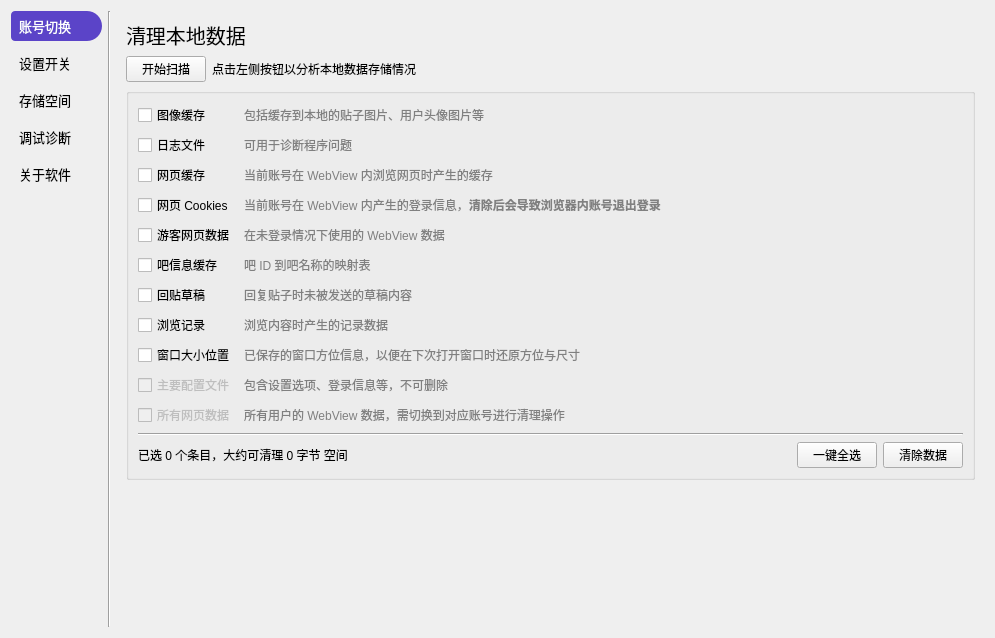
Before: the Qt Designer form src/resf/settings.ui in clb-128258/TiebaDesktop, drawn with Qt 5.
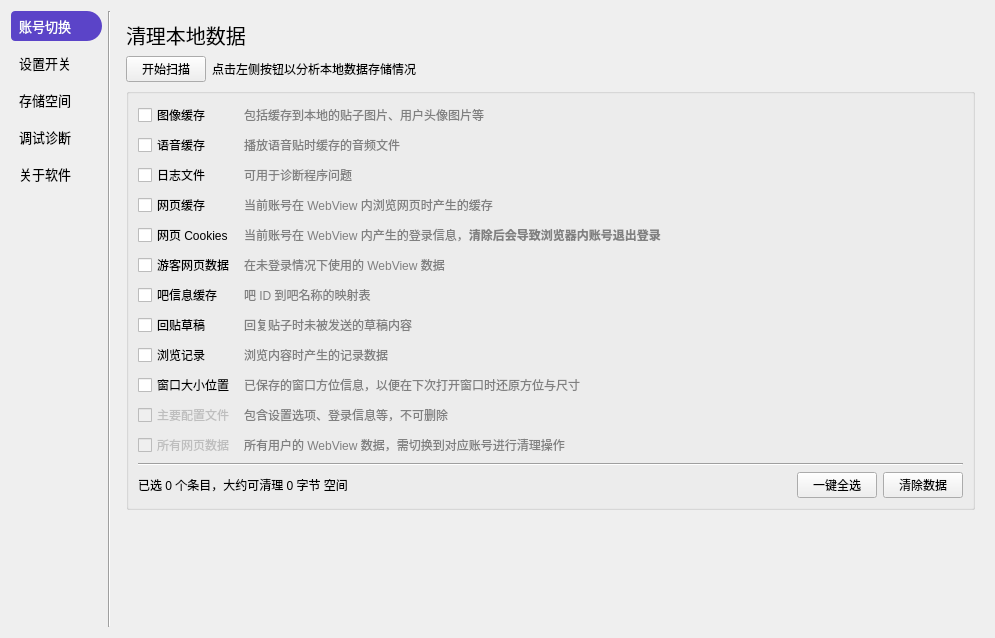
After: the same form once the commit is applied. The open tabs and pages were chosen to show the change.

Commit message: feat: 语音数据本地缓存

Patch:
```diff
--- a/src/resf/settings.ui
+++ b/src/resf/settings.ui
@@ -3197,8 +3197,8 @@
            <rect>
             <x>0</x>
             <y>0</y>
-            <width>556</width>
-            <height>335</height>
+            <width>853</width>
+            <height>570</height>
            </rect>
           </property>
           <layout class="QGridLayout" name="gridLayout_31">
@@ -3292,89 +3292,7 @@
                 <property name="horizontalSpacing">
                  <number>9</number>
                 </property>
-                <item row="5" column="0">
-                 <widget class="QCheckBox" name="checkBox_10">
-                  <property name="enabled">
-                   <bool>true</bool>
-                  </property>
-                  <property name="text">
-                   <string>吧信息缓存</string>
-                  </property>
-                 </widget>
-                </item>
-                <item row="6" column="0" rowspan="2">
-                 <widget class="QCheckBox" name="checkBox_18">
-                  <property name="enabled">
-                   <bool>true</bool>
-                  </property>
-                  <property name="text">
-                   <string>回贴草稿</string>
-                  </property>
-                 </widget>
-                </item>
-                <item row="4" column="1">
-                 <widget class="QLabel" name="label_31">
-                  <property name="font">
-                   <font>
-                    <pointsize>9</pointsize>
-                   </font>
-                  </property>
-                  <property name="styleSheet">
-                   <string notr="true">QLabel{color: grey;}</string>
-                  </property>
-                  <property name="text">
-                   <string>在未登录情况下使用的 WebView 数据</string>
-                  </property>
-                 </widget>
-                </item>
-                <item row="13" column="1">
-                 <widget class="QLabel" name="label_33">
-                  <property name="font">
-                   <font>
-                    <pointsize>9</pointsize>
-                   </font>
-                  </property>
-                  <property name="styleSheet">
-                   <string notr="true">QLabel{color: grey;}</string>
-                  </property>
-                  <property name="text">
-                   <string>所有用户的 WebView 数据，需切换到对应账号进行清理操作</string>
-                  </property>
-                 </widget>
-                </item>
-                <item row="0" column="0">
-                 <widget class="QCheckBox" name="checkBox_4">
-                  <property name="text">
-                   <string>图像缓存</string>
-                  </property>
-                 </widget>
-                </item>
-                <item row="3" column="1">
-                 <widget class="QLabel" name="label_28">
-                  <property name="font">
-                   <font>
-                    <pointsize>9</pointsize>
-                   </font>
-                  </property>
-                  <property name="styleSheet">
-                   <string notr="true">QLabel{color: grey;}</string>
-                  </property>
-                  <property name="text">
-                   <string>&lt;html&gt;&lt;head/&gt;&lt;body&gt;&lt;p&gt;当前账号在 WebView 内产生的登录信息，&lt;span style=&quot; font-weight:700;&quot;&gt;清除后会导致浏览器内账号退出登录&lt;/span&gt;&lt;/p&gt;&lt;/body&gt;&lt;/html&gt;</string>
-                  </property>
-                 </widget>
-                </item>
-                <item row="8" column="0" rowspan="2">
-                 <widget class="QCheckBox" name="checkBox_19">
-                  <property name="enabled">
-                   <bool>true</bool>
-                  </property>
-                  <property name="text">
-                   <string>浏览记录</string>
-                  </property>
-                 </widget>
-                </item>
-                <item row="8" column="1" rowspan="2">
+                <item row="9" column="1" rowspan="2">
                  <widget class="QLabel" name="label_35">
                   <property name="font">
                    <font>
@@ -3389,18 +3307,8 @@
                   </property>
                  </widget>
                 </item>
-                <item row="13" column="0">
-                 <widget class="QCheckBox" name="checkBox_11">
-                  <property name="enabled">
-                   <bool>false</bool>
-                  </property>
-                  <property name="text">
-                   <string>所有网页数据</string>
-                  </property>
-                 </widget>
-                </item>
-                <item row="12" column="1">
-                 <widget class="QLabel" name="label_30">
+                <item row="0" column="1">
+                 <widget class="QLabel" name="label_12">
                   <property name="font">
                    <font>
                     <pointsize>9</pointsize>
@@ -3410,11 +3318,11 @@
                    <string notr="true">QLabel{color: grey;}</string>
                   </property>
                   <property name="text">
-                   <string>包含设置选项、登录信息等，不可删除</string>
+                   <string>包括缓存到本地的贴子图片、用户头像图片等</string>
                   </property>
                  </widget>
                 </item>
-                <item row="2" column="1">
+                <item row="3" column="1">
                  <widget class="QLabel" name="label_29">
                   <property name="font">
                    <font>
@@ -3429,25 +3337,45 @@
                   </property>
                  </widget>
                 </item>
-                <item row="4" column="0">
-                 <widget class="QCheckBox" name="checkBox_9">
-                  <property name="enabled">
-                   <bool>true</bool>
+                <item row="6" column="1">
+                 <widget class="QLabel" name="label_32">
+                  <property name="font">
+                   <font>
+                    <pointsize>9</pointsize>
+                   </font>
                   </property>
+                  <property name="styleSheet">
+                   <string notr="true">QLabel{color: grey;}</string>
+                  </property>
                   <property name="text">
-                   <string>游客网页数据</string>
+                   <string>吧 ID 到吧名称的映射表</string>
                   </property>
                  </widget>
                 </item>
-                <item row="1" column="0">
+                <item row="13" column="1">
+                 <widget class="QLabel" name="label_30">
+                  <property name="font">
+                   <font>
+                    <pointsize>9</pointsize>
+                   </font>
+                  </property>
+                  <property name="styleSheet">
+                   <string notr="true">QLabel{color: grey;}</string>
+                  </property>
+                  <property name="text">
+                   <string>包含设置选项、登录信息等，不可删除</string>
+                  </property>
+                 </widget>
+                </item>
+                <item row="2" column="0">
                  <widget class="QCheckBox" name="checkBox_5">
                   <property name="text">
                    <string>日志文件</string>
                   </property>
                  </widget>
                 </item>
-                <item row="0" column="1">
-                 <widget class="QLabel" name="label_12">
+                <item row="4" column="1">
+                 <widget class="QLabel" name="label_28">
                   <property name="font">
                    <font>
                     <pointsize>9</pointsize>
@@ -3457,25 +3385,112 @@
                    <string notr="true">QLabel{color: grey;}</string>
                   </property>
                   <property name="text">
-                   <string>包括缓存到本地的贴子图片、用户头像图片等</string>
+                   <string>&lt;html&gt;&lt;head/&gt;&lt;body&gt;&lt;p&gt;当前账号在 WebView 内产生的登录信息，&lt;span style=&quot; font-weight:700;&quot;&gt;清除后会导致浏览器内账号退出登录&lt;/span&gt;&lt;/p&gt;&lt;/body&gt;&lt;/html&gt;</string>
+                  </property>
+                 </widget>
+                </item>
+                <item row="14" column="0">
+                 <widget class="QCheckBox" name="checkBox_11">
+                  <property name="enabled">
+                   <bool>false</bool>
+                  </property>
+                  <property name="text">
+                   <string>所有网页数据</string>
+                  </property>
+                 </widget>
+                </item>
+                <item row="11" column="1" rowspan="2">
+                 <widget class="QLabel" name="label_45">
+                  <property name="font">
+                   <font>
+                    <pointsize>9</pointsize>
+                   </font>
+                  </property>
+                  <property name="styleSheet">
+                   <string notr="true">QLabel{color: grey;}</string>
+                  </property>
+                  <property name="text">
+                   <string>已保存的窗口方位信息，以便在下次打开窗口时还原方位与尺寸</string>
+                  </property>
+                 </widget>
+                </item>
+                <item row="5" column="1">
+                 <widget class="QLabel" name="label_31">
+                  <property name="font">
+                   <font>
+                    <pointsize>9</pointsize>
+                   </font>
+                  </property>
+                  <property name="styleSheet">
+                   <string notr="true">QLabel{color: grey;}</string>
+                  </property>
+                  <property name="text">
+                   <string>在未登录情况下使用的 WebView 数据</string>
                   </property>
                  </widget>
                 </item>
                 <item row="3" column="0">
-                 <widget class="QCheckBox" name="checkBox_6">
-                  <property name="text">
-                   <string>网页 Cookies</string>
-                  </property>
-                 </widget>
-                </item>
-                <item row="2" column="0">
                  <widget class="QCheckBox" name="checkBox_7">
                   <property name="text">
                    <string>网页缓存</string>
                   </property>
                  </widget>
                 </item>
-                <item row="12" column="0">
+                <item row="0" column="0">
+                 <widget class="QCheckBox" name="checkBox_4">
+                  <property name="text">
+                   <string>图像缓存</string>
+                  </property>
+                 </widget>
+                </item>
+                <item row="4" column="0">
+                 <widget class="QCheckBox" name="checkBox_6">
+                  <property name="text">
+                   <string>网页 Cookies</string>
+                  </property>
+                 </widget>
+                </item>
+                <item row="11" column="0" rowspan="2">
+                 <widget class="QCheckBox" name="checkBox_22">
+                  <property name="enabled">
+                   <bool>true</bool>
+                  </property>
+                  <property name="text">
+                   <string>窗口大小位置</string>
+                  </property>
+                 </widget>
+                </item>
+                <item row="7" column="0" rowspan="2">
+                 <widget class="QCheckBox" name="checkBox_18">
+                  <property name="enabled">
+                   <bool>true</bool>
+                  </property>
+                  <property name="text">
+                   <string>回贴草稿</string>
+                  </property>
+                 </widget>
+                </item>
+                <item row="6" column="0">
+                 <widget class="QCheckBox" name="checkBox_10">
+                  <property name="enabled">
+                   <bool>true</bool>
+                  </property>
+                  <property name="text">
+                   <string>吧信息缓存</string>
+                  </property>
+                 </widget>
+                </item>
+                <item row="5" column="0">
+                 <widget class="QCheckBox" name="checkBox_9">
+                  <property name="enabled">
+                   <bool>true</bool>
+                  </property>
+                  <property name="text">
+                   <string>游客网页数据</string>
+                  </property>
+                 </widget>
+                </item>
+                <item row="13" column="0">
                  <widget class="QCheckBox" name="checkBox_8">
                   <property name="enabled">
                    <bool>false</bool>
@@ -3485,37 +3500,7 @@
                   </property>
                  </widget>
                 </item>
-                <item row="1" column="1">
-                 <widget class="QLabel" name="label_27">
-                  <property name="font">
-                   <font>
-                    <pointsize>9</pointsize>
-                   </font>
-                  </property>
-                  <property name="styleSheet">
-                   <string notr="true">QLabel{color: grey;}</string>
-                  </property>
-                  <property name="text">
-                   <string>可用于诊断程序问题</string>
-                  </property>
-                 </widget>
-                </item>
-                <item row="5" column="1">
-                 <widget class="QLabel" name="label_32">
-                  <property name="font">
-                   <font>
-                    <pointsize>9</pointsize>
-                   </font>
-                  </property>
-                  <property name="styleSheet">
-                   <string notr="true">QLabel{color: grey;}</string>
-                  </property>
-                  <property name="text">
-                   <string>吧 ID 到吧名称的映射表</string>
-                  </property>
-                 </widget>
-                </item>
-                <item row="6" column="1" rowspan="2">
+                <item row="7" column="1" rowspan="2">
                  <widget class="QLabel" name="label_34">
                   <property name="font">
                    <font>
@@ -3530,18 +3515,55 @@
                   </property>
                  </widget>
                 </item>
-                <item row="10" column="0" rowspan="2">
-                 <widget class="QCheckBox" name="checkBox_22">
+                <item row="1" column="0">
+                 <widget class="QCheckBox" name="checkBox_32">
+                  <property name="text">
+                   <string>语音缓存</string>
+                  </property>
+                 </widget>
+                </item>
+                <item row="14" column="1">
+                 <widget class="QLabel" name="label_33">
+                  <property name="font">
+                   <font>
+                    <pointsize>9</pointsize>
+                   </font>
+                  </property>
+                  <property name="styleSheet">
+                   <string notr="true">QLabel{color: grey;}</string>
+                  </property>
+                  <property name="text">
+                   <string>所有用户的 WebView 数据，需切换到对应账号进行清理操作</string>
+                  </property>
+                 </widget>
+                </item>
+                <item row="2" column="1">
+                 <widget class="QLabel" name="label_27">
+                  <property name="font">
+                   <font>
+                    <pointsize>9</pointsize>
+                   </font>
+                  </property>
+                  <property name="styleSheet">
+                   <string notr="true">QLabel{color: grey;}</string>
+                  </property>
+                  <property name="text">
+                   <string>可用于诊断程序问题</string>
+                  </property>
+                 </widget>
+                </item>
+                <item row="9" column="0" rowspan="2">
+                 <widget class="QCheckBox" name="checkBox_19">
                   <property name="enabled">
                    <bool>true</bool>
                   </property>
                   <property name="text">
-                   <string>窗口大小位置</string>
+                   <string>浏览记录</string>
                   </property>
                  </widget>
                 </item>
-                <item row="10" column="1" rowspan="2">
-                 <widget class="QLabel" name="label_45">
+                <item row="1" column="1">
+                 <widget class="QLabel" name="label_75">
                   <property name="font">
                    <font>
                     <pointsize>9</pointsize>
@@ -3551,7 +3573,7 @@
                    <string notr="true">QLabel{color: grey;}</string>
                   </property>
                   <property name="text">
-                   <string>已保存的窗口方位信息，以便在下次打开窗口时还原方位与尺寸</string>
+                   <string>播放语音贴时缓存的音频文件</string>
                   </property>
                  </widget>
                 </item>
```
Left out of the diff: 4 changed lines with no effect on the pictures. The commit also changes 6 other files.
